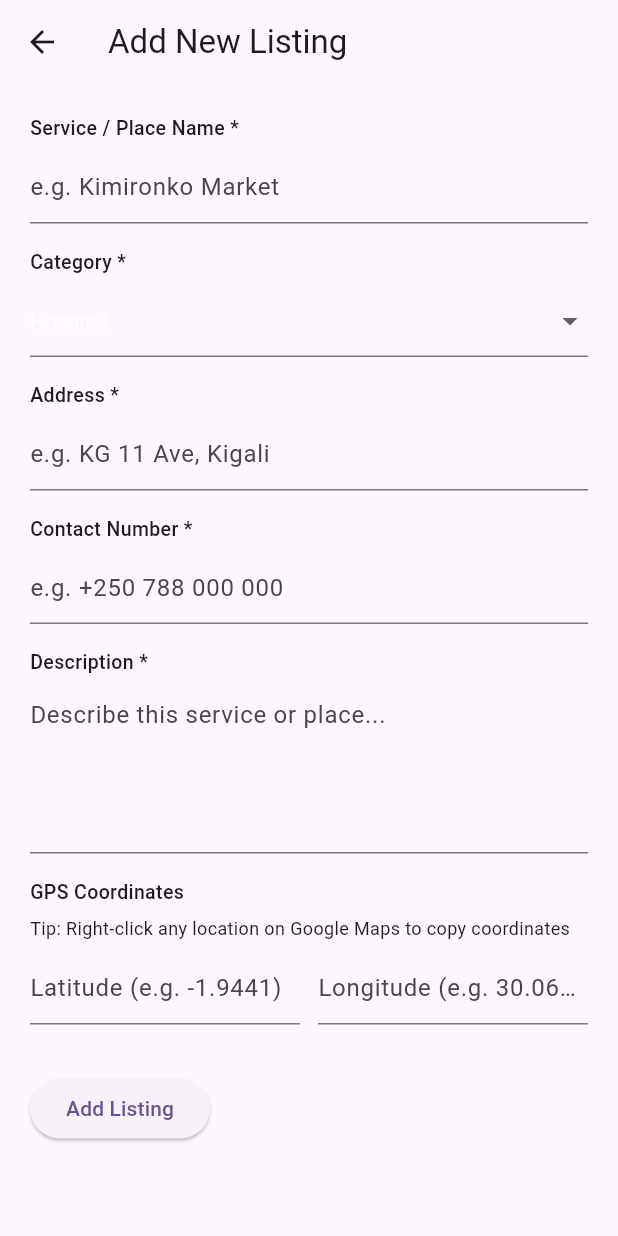
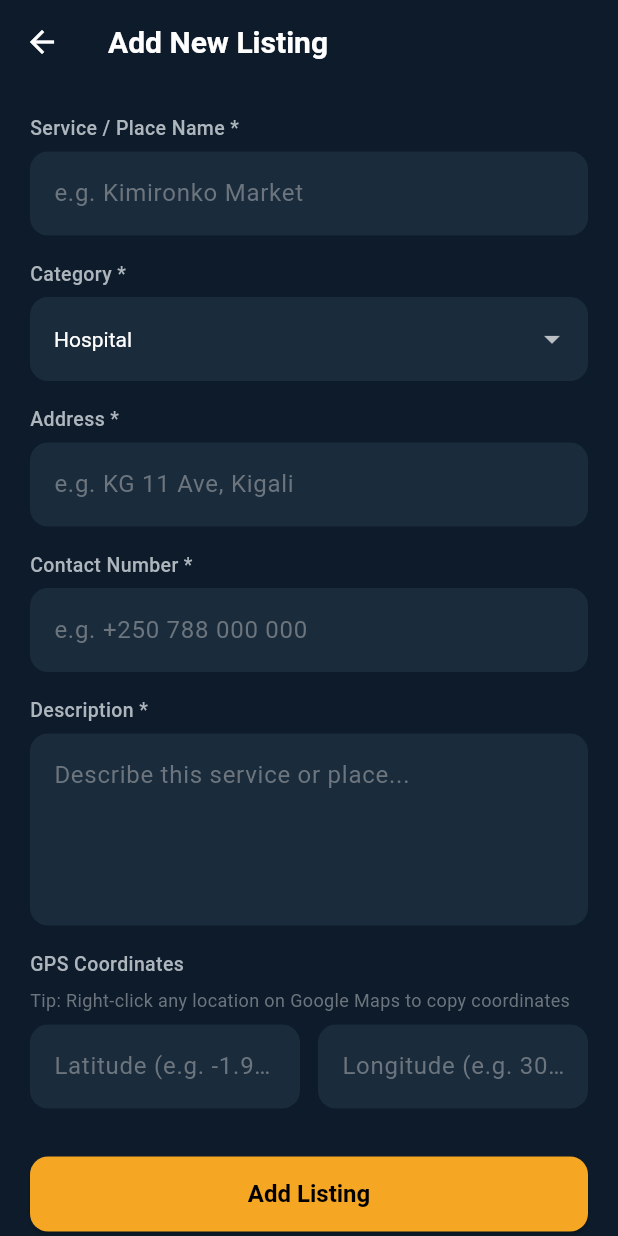
Before and after one commit to Kkadi20/kigali_services, a Flutter app: the AddEditListingScreen screen opened directly, on a phone screen of 412 x 824 dp. Run offline on Flutter 3.47's test engine with Material 3 defaults, Android fonts, the phone set to English and light mode, and no system bars; our stand-ins replace cloud_firestore, firebase_auth, firebase_core, flutter_map, latlong2; accounts and stored records are empty.

Commit message:
all files and fix market category

```diff
--- /dev/null
+++ b/lib/core/app_theme.dart
@@ -0,0 +1,88 @@
+import 'package:flutter/material.dart';
+
+// App color palette — used across all screens for consistent styling
+class AppColors {
+  static const Color background     = Color(0xFF0D1B2A);
+  static const Color surface        = Color(0xFF1A2B3C);
+  static const Color cardColor      = Color(0xFF1E3048);
+  static const Color accent         = Color(0xFFF5A623);
+  static const Color accentLight    = Color(0xFFFFD166);
+  static const Color textPrimary    = Color(0xFFFFFFFF);
+  static const Color textSecondary  = Color(0xFFADB5BD);
+  static const Color textMuted      = Color(0xFF6C757D);
+  static const Color success        = Color(0xFF28A745);
+  static const Color error          = Color(0xFFDC3545);
+  static const Color divider        = Color(0xFF2A3F55);
+  static const Color chipSelected   = Color(0xFFF5A623);
+  static const Color chipUnselected = Color(0xFF1E3048);
+}
+
+// Dark navy theme applied to the entire app via MaterialApp
+class AppTheme {
+  static ThemeData get darkTheme => ThemeData(
+    useMaterial3: true,
+    brightness: Brightness.dark,
+    scaffoldBackgroundColor: AppColors.background,
+    primaryColor: AppColors.accent,
+    colorScheme: const ColorScheme.dark(
+      primary: AppColors.accent,
+      surface: AppColors.surface,
+      error:   AppColors.error,
+    ),
+    appBarTheme: const AppBarTheme(
+      backgroundColor: AppColors.background,
+      elevation: 0,
+      titleTextStyle: TextStyle(
+        color: AppColors.textPrimary,
+        fontSize: 20,
+        fontWeight: FontWeight.bold,
+      ),
+      iconTheme: IconThemeData(color: AppColors.textPrimary),
+    ),
+    cardTheme: CardThemeData(
+      color: AppColors.cardColor,
+      elevation: 0,
+      shape: RoundedRectangleBorder(
+        borderRadius: BorderRadius.all(Radius.circular(12)),
+      ),
+    ),
+    inputDecorationTheme: InputDecorationTheme(
+      filled: true,
+      fillColor: AppColors.surface,
+      border: OutlineInputBorder(
+        borderRadius: BorderRadius.all(Radius.circular(12)),
+        borderSide: BorderSide.none,
+      ),
+      hintStyle: TextStyle(color: AppColors.textMuted),
+      prefixIconColor: AppColors.textMuted,
+    ),
+    elevatedButtonTheme: ElevatedButtonThemeData(
+      style: ElevatedButton.styleFrom(
+        backgroundColor: AppColors.accent,
+        foregroundColor: Colors.black,
+        minimumSize: const Size(double.infinity, 50),
+        shape: RoundedRectangleBorder(
+          borderRadius: BorderRadius.all(Radius.circular(12)),
+        ),
+        textStyle: const TextStyle(
+          fontWeight: FontWeight.bold,
+          fontSize: 16,
+        ),
+      ),
+    ),
+    bottomNavigationBarTheme: const BottomNavigationBarThemeData(
+      backgroundColor: AppColors.surface,
+      selectedItemColor: AppColors.accent,
+      unselectedItemColor: AppColors.textMuted,
+      type: BottomNavigationBarType.fixed,
+    ),
+    textTheme: const TextTheme(
+      headlineMedium: TextStyle(color: AppColors.textPrimary, fontWeight: FontWeight.bold),
+      titleLarge:     TextStyle(color: AppColors.textPrimary, fontWeight: FontWeight.bold),
+      titleMedium:    TextStyle(color: AppColors.textPrimary),
+      bodyLarge:      TextStyle(color: AppColors.textPrimary),
+      bodyMedium:     TextStyle(color: AppColors.textSecondary),
+      bodySmall:      TextStyle(color: AppColors.textMuted),
+    ),
+  );
+}
```
Also changed, not shown: lib/main.dart (+34 -111 lines), pubspec.yaml (+23 -72 lines), firebase.json (added), lib/firebase_options.dart (added), pubspec.lock, 9 other files.
